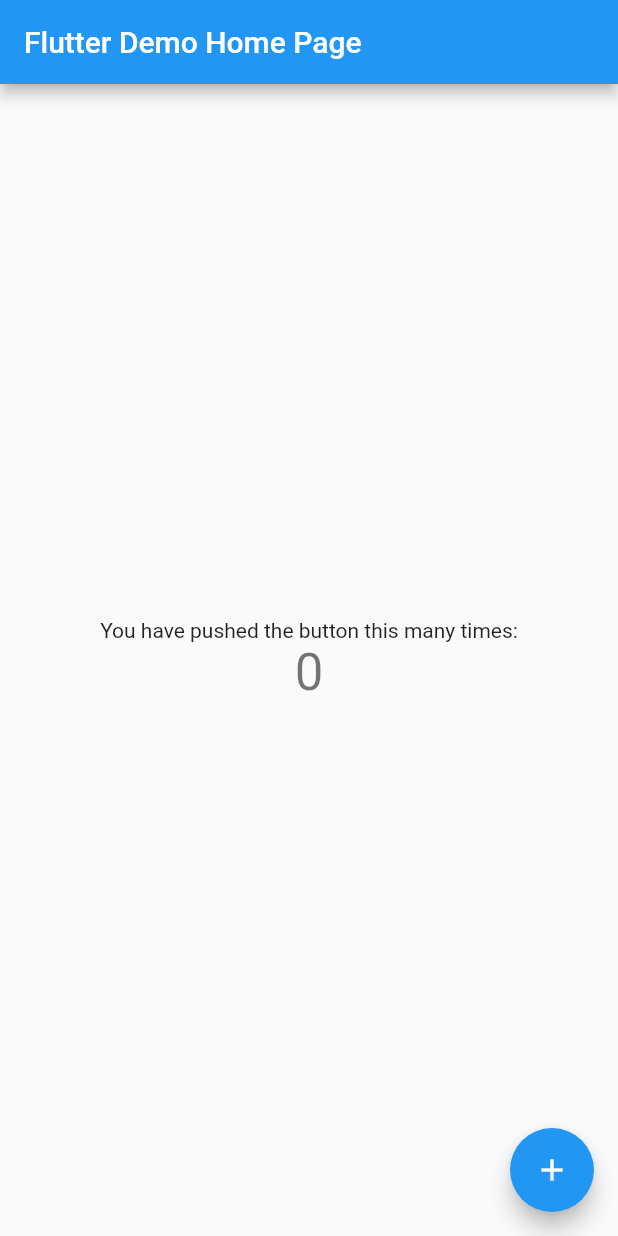
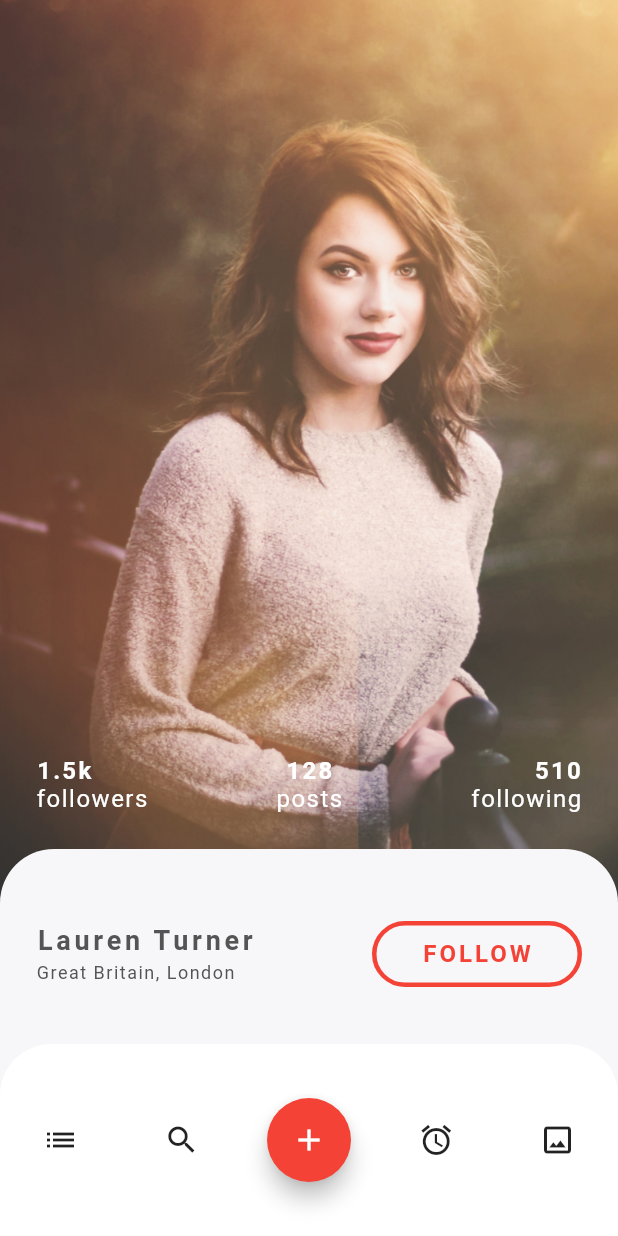
Before and after one commit to flschweiger/flutter-mix, a Flutter app: the screen it shows after launch, on a phone screen of 412 x 824 dp. Run offline on Flutter 3.47's test engine with Material 2 defaults, Android fonts, the phone set to English and light mode, and no system bars.

Commit message:
Dating App Screen - Proof of Concept
This screen was created during a one-way flight from NYC to Germany and it's purpose was to show that you actually can build a working prototype on a seven hour flight :smile:

```diff
--- /dev/null
+++ b/lib/animated_change_container.dart
@@ -0,0 +1,57 @@
+import 'package:flutter/widgets.dart';
+
+class AnimatedChangeContainer extends StatefulWidget {
+  final Widget child;
+
+  AnimatedChangeContainer({Key key, this.child}) : super(key: key);
+
+  @override
+  _AnimatedChangeContainerState createState() =>
+      _AnimatedChangeContainerState();
+}
+
+class _AnimatedChangeContainerState extends State<AnimatedChangeContainer>
+    with SingleTickerProviderStateMixin {
+  AnimationController _controller;
+  Key oldKey;
+  Widget oldChild;
+
+  @override
+  Widget build(BuildContext context) {
+    if (oldKey == null) {
+      oldKey = widget.child.key;
+      oldChild = widget.child;
+    }
+
+    if (oldKey != widget.child.key) {
+      oldKey = widget.child.key;
+      _controller.forward();
+    }
+
+    return Transform.translate(
+        offset: Offset(0, 10 * _controller.value),
+        child: Opacity(opacity: 1.0 - _controller.value, child: oldChild));
+  }
+
+  @override
+  void initState() {
+    super.initState();
+    _controller =
+        AnimationController(vsync: this, duration: Duration(milliseconds: 125));
+    _controller.addStatusListener((status) {
+      if (status == AnimationStatus.completed) {
+        setState(() {
+          oldChild = widget.child;
+          _controller.reverse();
+        });
+      }
+    });
+    _controller.addListener(() => setState(() {}));
+  }
+
+  @override
+  void dispose() {
+    super.dispose();
+    _controller.dispose();
+  }
+}
--- /dev/null
+++ b/lib/bottom_bar.dart
@@ -0,0 +1,42 @@
+import 'package:flutter/material.dart';
+
+class BottomBar extends StatelessWidget {
+  @override
+  Widget build(BuildContext context) {
+    return Container(
+      width: double.infinity,
+      height: 128,
+      decoration: BoxDecoration(
+          color: Colors.white,
+          borderRadius: BorderRadius.only(
+              topLeft: const Radius.circular(34),
+              topRight: const Radius.circular(34))),
+      child: Row(
+        mainAxisAlignment: MainAxisAlignment.spaceAround,
+        children: <Widget>[
+          IconButton(
+            icon: Icon(Icons.list),
+            onPressed: () => print("Yay!"),
+          ),
+          IconButton(
+            icon: Icon(Icons.search),
+            onPressed: () => print("Yay!"),
+          ),
+          FloatingActionButton(
+            child: Icon(Icons.add),
+            backgroundColor: Colors.red,
+            onPressed: () => print("Yay!"),
+          ),
+          IconButton(
+            icon: Icon(Icons.alarm),
+            onPressed: () => print("Yay!"),
+          ),
+          IconButton(
+            icon: Icon(Icons.crop_original),
+            onPressed: () => print("Yay!"),
+          ),
+        ],
+      ),
+    );
+  }
+}
--- /dev/null
+++ b/lib/dating_page.dart
@@ -0,0 +1,217 @@
+import 'package:flutter/material.dart';
+import 'package:flutter_mix/animated_change_container.dart';
+import 'package:flutter_mix/bottom_bar.dart';
+import 'package:flutter_mix/follow_button.dart';
+import 'package:flutter_mix/resizable_column.dart';
+
+class DatingPage extends StatefulWidget {
+  @override
+  _DatingPageState createState() => _DatingPageState();
+}
+
+class _DatingPageState extends State<DatingPage> {
+  int _currentPage = 0;
+  Color _lightGrey = Color(0xFFF7F6F8);
+
+  // Dummy data
+  List _names = ["Lauren Turner", "Theresa Franklin", "Alice Bernat"];
+  List _places = ["Great Britain, London", "Germany, Munich", "France, Paris"];
+  List _followers = ["1.5k", "261", "788"];
+  List _posts = ["128", "99", "477"];
+  List _following = ["510", "128", "672"];
+  List _isFollowing = [false, false, false];
+
+  Widget _buildCarousel() {
+    return PageView(
+      onPageChanged: (newPage) => setState(() {
+            _currentPage = newPage;
+          }),
+      children: <Widget>[
+        Image.asset(
+          "images/dummy1.jpg",
+          width: double.infinity,
+          fit: BoxFit.cover,
+        ),
+        Image.asset(
+          "images/dummy2.jpg",
+          width: double.infinity,
+          fit: BoxFit.cover,
+        ),
+        Image.asset(
+          "images/dummy3.jpg",
+          width: double.infinity,
+          fit: BoxFit.cover,
+        ),
+      ],
+    );
+  }
+
+  Widget _buildTitle() {
+    return Padding(
+      padding: const EdgeInsets.symmetric(vertical: 48.0, horizontal: 24),
+      child: AnimatedChangeContainer(
+        child: Row(
+          key: ValueKey(_currentPage),
+          children: <Widget>[
+            Column(
+              mainAxisSize: MainAxisSize.min,
+              crossAxisAlignment: CrossAxisAlignment.start,
+              children: <Widget>[
+                Text(_names[_currentPage],
+                    style: Theme.of(context).textTheme.headline),
+                SizedBox(height: 4),
+                Text(_places[_currentPage],
+                    style: Theme.of(context).textTheme.subhead),
+              ],
+            ),
+            Expanded(child: SizedBox()),
+            FollowButton(
+              initialValue: _isFollowing[_currentPage],
+              callback: (following) {
+                _isFollowing[_currentPage] = following;
+              },
+            ),
+          ],
+        ),
+      ),
+    );
+  }
+
+  Widget _buildFollowerInfo() {
+    return Padding(
+      padding: const EdgeInsets.symmetric(horizontal: 24),
+      child: AnimatedChangeContainer(
+        child: Row(
+          key: ValueKey(_currentPage),
+          mainAxisAlignment: MainAxisAlignment.spaceBetween,
+          children: <Widget>[
+            Column(
+              mainAxisSize: MainAxisSize.min,
+              crossAxisAlignment: CrossAxisAlignment.start,
+              children: <Widget>[
+                Text(
+                  _followers[_currentPage],
+                  style: Theme.of(context).textTheme.title,
+                ),
+                Text("followers", style: Theme.of(context).textTheme.caption),
+              ],
+            ),
+            Column(
+              mainAxisSize: MainAxisSize.min,
+              crossAxisAlignment: CrossAxisAlignment.center,
+              children: <Widget>[
+                Text(
+                  _posts[_currentPage],
+                  style: Theme.of(context).textTheme.title,
+                ),
+                Text("posts", style: Theme.of(context).textTheme.caption),
+              ],
+            ),
+            Column(
+              mainAxisSize: MainAxisSize.min,
+              crossAxisAlignment: CrossAxisAlignment.end,
+              children: <Widget>[
+                Text(
+                  _following[_currentPage],
+                  style: Theme.of(context).textTheme.title,
+                ),
+                Text("following", style: Theme.of(context).textTheme.caption),
+              ],
+            )
+          ],
+        ),
+      ),
+    );
+  }
+
+  Widget _buildGalleryImage(String asset) {
+    return Padding(
+      padding: const EdgeInsets.all(8),
+      child: ClipRRect(
+        borderRadius: BorderRadius.circular(8),
+        child: Image.asset(
+          asset,
+          width: 116,
+          fit: BoxFit.cover,
+        ),
+      ),
+    );
+  }
+
+  Widget _buildCardContents() {
+    return Column(
+      mainAxisSize: MainAxisSize.min,
+      children: <Widget>[
+        _buildFollowerInfo(),
+        SizedBox(height: 24),
+        Container(
+          width: double.infinity,
+          decoration: BoxDecoration(
+              color: _lightGrey,
+              borderRadius: BorderRadius.only(
+                  topLeft: const Radius.circular(36),
+                  topRight: const Radius.circular(36))),
+          child: Column(
+            mainAxisSize: MainAxisSize.min,
+            crossAxisAlignment: CrossAxisAlignment.start,
+            children: <Widget>[
+              _buildTitle(),
+              Padding(
+                padding: const EdgeInsets.symmetric(horizontal: 24),
+                child: Text(
+                    "Photographer at 'La Monde', blogger and freelance journalist.",
+                    style: Theme.of(context).textTheme.body2),
+              ),
+              SizedBox(height: 32),
+              Padding(
+                padding: const EdgeInsets.symmetric(horizontal: 24),
+                child: Text(
+                  "Photos",
+                  style: Theme.of(context).textTheme.headline,
+                ),
+              ),
+              SizedBox(height: 8),
+              SizedBox(
+                height: 136,
+                child: ListView(
+                  padding: const EdgeInsets.symmetric(horizontal: 16),
+                  scrollDirection: Axis.horizontal,
+                  physics: BouncingScrollPhysics(),
+                  children: <Widget>[
+                    _buildGalleryImage("images/dummy1.jpg"),
+                    _buildGalleryImage("images/dummy2.jpg"),
+                    _buildGalleryImage("images/dummy3.jpg"),
+                    _buildGalleryImage("images/dummy1.jpg"),
+                    _buildGalleryImage("images/dummy2.jpg"),
+                    _buildGalleryImage("images/dummy3.jpg"),
+                  ],
+                ),
+              ),
+              SizedBox(height: 80),
+            ],
+          ),
+        ),
+      ],
+    );
+  }
+
+  @override
+  Widget build(BuildContext context) {
+    return Scaffold(
+      backgroundColor: Colors.black,
+      body: Stack(
+        children: <Widget>[
+          Padding(
+            padding: const EdgeInsets.only(bottom: 120.0),
+            child: ResizableColumn(
+              collapsedHeight: 200,
+              background: _buildCarousel(),
+              body: _buildCardContents(),
+            ),
+          ),
+          Align(alignment: Alignment.bottomCenter, child: BottomBar()),
+        ],
+      ),
+    );
+  }
+}
--- /dev/null
+++ b/lib/follow_button.dart
@@ -0,0 +1,66 @@
+import 'package:flutter/material.dart';
+
+class FollowButton extends StatefulWidget {
+  final bool initialValue;
+  final Function(bool isFollowing) callback;
+
+  FollowButton({Key key, @required this.initialValue, @required this.callback})
+      : super(key: key);
+
+  @override
+  _FollowButtonState createState() => _FollowButtonState();
+}
+
+class _FollowButtonState extends State<FollowButton> {
+  bool _isFollowing;
+
+  @override
+  Widget build(BuildContext context) {
+    if (_isFollowing == null) _isFollowing = widget.initialValue;
+
+    return AnimatedContainer(
+      duration: Duration(milliseconds: 350),
+      curve: Curves.fastOutSlowIn,
+      decoration: BoxDecoration(
+        color: _isFollowing ? Colors.red : Colors.transparent,
+        borderRadius: BorderRadius.circular(22),
+        border: Border.all(width: 3.0, color: Colors.red),
+      ),
+      width: _isFollowing ? 44 : 140,
+      height: 44,
+      child: InkWell(
+        child: SizedBox.expand(
+          child: Stack(
+            children: <Widget>[
+              Align(
+                alignment: Alignment.center,
+                child: AnimatedOpacity(
+                    duration: Duration(milliseconds: 600),
+                    curve: Curves.easeIn,
+                    opacity: _isFollowing ? 1.0 : 0.0,
+                    child: Icon(Icons.person_outline, color: Colors.white)),
+              ),
+              Align(
+                alignment: Alignment.center,
+                child: AnimatedOpacity(
+                  duration: Duration(milliseconds: 350),
+                  opacity: _isFollowing ? 0.0 : 1.0,
+                  child: Text(
+                    "FOLLOW",
+                    style: Theme.of(context).textTheme.button,
+                  ),
+                ),
+              ),
+            ],
+          ),
+        ),
+        onTap: () {
+          setState(() {
+            _isFollowing = !_isFollowing;
+            widget.callback(_isFollowing);
+          });
+        },
+      ),
+    );
+  }
+}
--- a/lib/main.dart
+++ b/lib/main.dart
@@ -1,111 +1,41 @@
 import 'package:flutter/material.dart';
+import 'package:flutter_mix/dating_page.dart';
 
 void main() => runApp(MyApp());
+
+TextTheme _textTheme = TextTheme(
+  headline: TextStyle(
+      fontSize: 18,
+      fontWeight: FontWeight.bold,
+      letterSpacing: 2.5,
+      color: Color(0xFF555454)),
+  subhead:
+      TextStyle(fontSize: 12, letterSpacing: 1.0, color: Color(0xFF555454)),
+  title: TextStyle(
+      fontSize: 16,
+      letterSpacing: 1.5,
+      fontWeight: FontWeight.bold,
+      color: Colors.white),
+  caption: TextStyle(fontSize: 16, letterSpacing: 1.0, color: Colors.white),
+  body2: TextStyle(
+      fontSize: 15, fontStyle: FontStyle.italic, color: Colors.black45),
+  button: TextStyle(
+      fontSize: 16,
+      letterSpacing: 2.0,
+      fontWeight: FontWeight.bold,
+      color: Colors.red),
+);
 
 class MyApp extends StatelessWidget {
   // This widget is the root of your application.
   @override
   Widget build(BuildContext context) {
     return MaterialApp(
-      title: 'Flutter Demo',
+      title: 'Flutter Mix',
       theme: ThemeData(
-        // This is the theme of your application.
-        //
-        // Try running your application with "flutter run". You'll see the
-        // application has a blue toolbar. Then, without quitting the app, try
-        // changing the primarySwatch below to Colors.green and then invoke
-        // "hot reload" (press "r" in the console where you ran "flutter run",
-        // or simply save your changes to "hot reload" in a Flutter IDE).
-        // Notice that the counter didn't reset back to zero; the application
-        // is not restarted.
-        primarySwatch: Colors.blue,
+        textTheme: _textTheme,
       ),
-      home: MyHomePage(title: 'Flutter Demo Home Page'),
+      home: DatingPage(),
     );
   }
 }
-
-class MyHomePage extends StatefulWidget {
-  MyHomePage({Key key, this.title}) : super(key: key);
-
-  // This widget is the home page of your application. It is stateful, meaning
-  // that it has a State object (defined below) that contains fields that affect
-  // how it looks.
-
-  // This class is the configuration for the state. It holds the values (in this
-  // case the title) provided by the parent (in this case the App widget) and
-  // used by the build method of the State. Fields in a Widget subclass are
-  // always marked "final".
-
-  final String title;
-
-  @override
-  _MyHomePageState createState() => _MyHomePageState();
-}
-
-class _MyHomePageState extends State<MyHomePage> {
-  int _counter = 0;
-
-  void _incrementCounter() {
-    setState(() {
-      // This call to setState tells the Flutter framework that something has
-      // changed in this State, which causes it to rerun the build method below
-      // so that the display can reflect the updated values. If we changed
-      // _counter without calling setState(), then the build method would not be
-      // called again, and so nothing would appear to happen.
-      _counter++;
-    });
-  }
-
-  @override
-  Widget build(BuildContext context) {
-    // This method is rerun every time setState is called, for instance as done
-    // by the _incrementCounter method above.
-    //
-    // The Flutter framework has been optimized to make rerunning build methods
-    // fast, so that you can just rebuild anything that needs updating rather
-    // than having to individually change instances of widgets.
-    return Scaffold(
-      appBar: AppBar(
-        // Here we take the value from the MyHomePage object that was created by
-        // the App.build method, and use it to set our appbar title.
-        title: Text(widget.title),
-      ),
-      body: Center(
-        // Center is a layout widget. It takes a single child and positions it
-        // in the middle of the parent.
-        child: Column(
-          // Column is also layout widget. It takes a list of children and
-          // arranges them vertically. By default, it sizes itself to fit its
-          // children horizontally, and tries to be as tall as its parent.
-          //
-          // Invoke "debug painting" (press "p" in the console, choose the
-          // "Toggle Debug Paint" action from the Flutter Inspector in Android
-          // Studio, or the "Toggle Debug Paint" command in Visual Studio Code)
-          // to see the wireframe for each widget.
-          //
-          // Column has various properties to control how it sizes itself and
-          // how it positions its children. Here we use mainAxisAlignment to
-          // center the children vertically; the main axis here is the vertical
-          // axis because Columns are vertical (the cross axis would be
-          // horizontal).
-          mainAxisAlignment: MainAxisAlignment.center,
-          children: <Widget>[
-            Text(
-              'You have pushed the button this many times:',
-            ),
-            Text(
-              '$_counter',
-              style: Theme.of(context).textTheme.display1,
-            ),
-          ],
-        ),
-      ),
-      floatingActionButton: FloatingActionButton(
-        onPressed: _incrementCounter,
-        tooltip: 'Increment',
-        child: Icon(Icons.add),
-      ), // This trailing comma makes auto-formatting nicer for build methods.
-    );
-  }
-}
--- /dev/null
+++ b/lib/resizable_column.dart
@@ -0,0 +1,123 @@
+import 'package:flutter/widgets.dart';
+import 'package:flutter_mix/animated_change_container.dart';
+
+class ResizableColumn extends StatefulWidget {
+  final Widget background;
+  final Widget body;
+  final double collapsedHeight;
+  final double collapsedPadding = 96;
+
+  ResizableColumn(
+      {Key key,
+      @required this.collapsedHeight,
+      @required this.background,
+      @required this.body})
+      : super(key: key);
+
+  @override
+  _ResizableColumnState createState() => _ResizableColumnState();
+}
+
+class _ResizableColumnState extends State<ResizableColumn>
+    with SingleTickerProviderStateMixin {
+  GlobalKey _bodyKey = GlobalKey();
+  AnimationController _controller;
+  CurvedAnimation _animation;
+  Tween<double> _heightTween;
+
+  @override
+  void initState() {
+    super.initState();
+    _controller =
+        AnimationController(vsync: this, duration: Duration(milliseconds: 250));
+    _controller.addListener(() => setState(() {}));
+    _animation = CurvedAnimation(parent: _controller, curve: Curves.easeInOut);
+    _heightTween = Tween(begin: widget.collapsedHeight, end: 0);
+  }
+
+  @override
+  void dispose() {
+    super.dispose();
+    _controller.dispose();
+  }
+
+  double get _bodyHeight {
+    final RenderBox box = _bodyKey.currentContext?.findRenderObject();
+    if (box != null) return box.size.height;
+    return 0;
+  }
+
+  Widget _buildGestureBody() {
+    return GestureDetector(
+      onVerticalDragStart: _onVerticalDragStart,
+      onVerticalDragUpdate: _onVerticalDragUpdate,
+      onVerticalDragEnd: _onVerticalDragEnd,
+      onVerticalDragCancel: _onVerticalDragCancel,
+      onTap: () {
+        _heightTween.end = _bodyHeight - 48; // TODO: Introduce var for this
+        if (_controller.value < 0.3) {
+          _controller.forward();
+        } else {
+          _controller.reverse();
+        }
+      },
+      child: AnimatedChangeContainer(
+        key: _bodyKey,
+        child: widget.body,
+      ),
+    );
+  }
+
+  Offset _dragStart;
+  double _controllerStartValue;
+
+  void _onVerticalDragStart(DragStartDetails details) {
+    _heightTween.end = _bodyHeight - 48; // TODO: Introduce var for this
+    _dragStart = details.globalPosition;
+    _controllerStartValue = _controller.value;
+  }
+
+  void _onVerticalDragUpdate(DragUpdateDetails details) {
+    double progress = (_dragStart.dy - details.globalPosition.dy) /
+        (_bodyHeight - widget.collapsedHeight);
+    progress += _controllerStartValue;
+    _controller.value = progress.clamp(0.0, 1.0);
+  }
+
+  void _onVerticalDragEnd(DragEndDetails details) {
+    double velocity = details.velocity.pixelsPerSecond.dy / -10000.0;
+    _controller.fling(velocity: velocity.clamp(-2.0, 2.0));
+  }
+
+  void _onVerticalDragCancel() {}
+
+  @override
+  Widget build(BuildContext context) {
+    return Container(
+      child: Stack(
+        children: <Widget>[
+          Column(
+            children: <Widget>[
+              Expanded(
+                child: widget.background,
+              ),
+              SizedBox(
+                  height: _heightTween.evaluate(_animation) -
+                      widget.collapsedPadding),
+            ],
+          ),
+          Align(
+            alignment: Alignment.bottomCenter,
+            child: FractionalTranslation(
+              translation: Offset(0, 1),
+              child: Transform.translate(
+                offset: Offset(0, -_heightTween.evaluate(_animation)),
+                child: _buildGestureBody(),
+              ),
+            ),
+          ),
+        ],
+      ),
+    );
+  }
+}
```
Also changed, not shown: pubspec.yaml (+4 -49 lines), images/dummy1.jpg (added), images/dummy2.jpg (added), images/dummy3.jpg (added), 1 other file.
